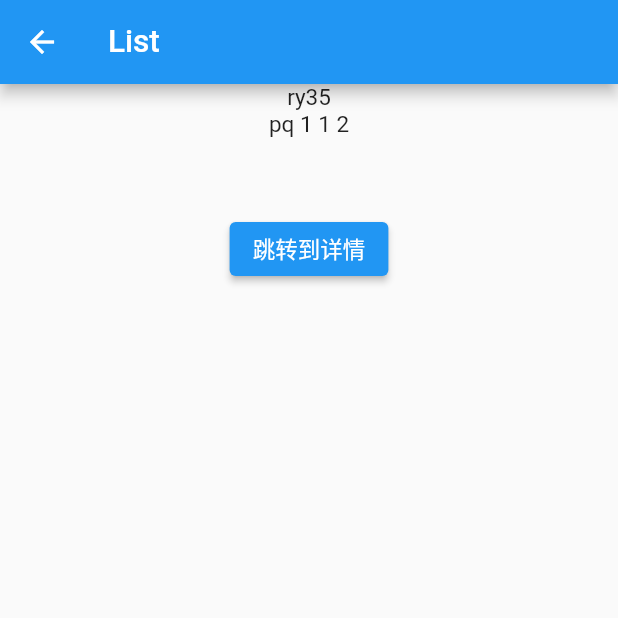
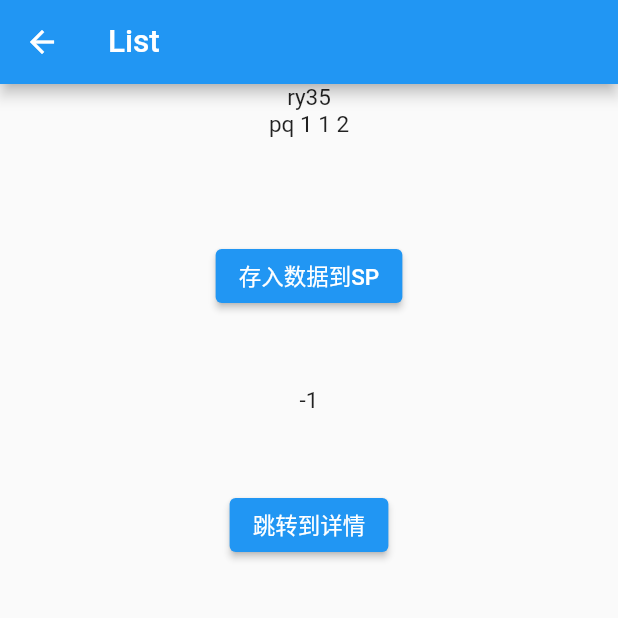
Before and after one commit to r17171709/StudyDemo, a Flutter app: the screen it shows after launch, after a tap on "点击+1", after a tap on "跳转到列表", on a phone screen of 412 x 824 dp, the top half of it. Run offline on Flutter 3.47's test engine with Material 2 defaults, Android fonts, the phone set to English and light mode, and no system bars; our stand-ins replace dio, flutter_screenutil, get, hex, image_picker, rxdart and 1 more; network calls fail.

Commit message:
添加网络请求示例、简单控件功能扩展

```diff
--- a/flutter_study/lib/data/price.dart
+++ b/flutter_study/lib/data/price.dart
@@ -1,5 +1,3 @@
-import 'package:get/get.dart';
-
 class Price {
   var money = 0;
 }
--- /dev/null
+++ b/flutter_study/lib/data/welcome.dart
@@ -0,0 +1,53 @@
+// To parse this JSON data, do
+//
+//     final welcome = welcomeFromJson(jsonString);
+
+import 'dart:convert';
+
+Welcome welcomeFromJson(String str) => Welcome.fromJson(json.decode(str));
+
+String welcomeToJson(Welcome data) => json.encode(data.toJson());
+
+class Welcome {
+  Welcome({
+    this.data,
+    this.code = -1,
+    this.msg,
+  });
+
+  Data? data;
+  int? code;
+  String? msg;
+
+  factory Welcome.fromJson(Map<String, dynamic> json) => Welcome(
+        data: Data.fromJson(json["data"]),
+        code: json["code"],
+        msg: json["msg"],
+      );
+
+  Map<String, dynamic> toJson() => {
+        "data": data?.toJson(),
+        "code": code,
+        "msg": msg,
+      };
+}
+
+class Data {
+  Data({
+    this.accessToken,
+    this.expiresIn,
+  });
+
+  String? accessToken;
+  int? expiresIn;
+
+  factory Data.fromJson(Map<String, dynamic> json) => Data(
+        accessToken: json["access_token"],
+        expiresIn: json["expires_in"],
+      );
+
+  Map<String, dynamic> toJson() => {
+        "access_token": accessToken,
+        "expires_in": expiresIn,
+      };
+}
--- a/flutter_study/lib/main.dart
+++ b/flutter_study/lib/main.dart
@@ -2,8 +2,9 @@ import 'package:flutter/material.dart';
 import 'package:flutter_localizations/flutter_localizations.dart';
 import 'package:flutter_study/routes/Routes.dart';
 import 'package:get/get.dart';
+import 'package:shared_preferences/shared_preferences.dart';
 
-import 'flutter_learn/TimeWidget.dart';
+import 'service/share_preferences_service.dart';
 
 void main() {
   // Get.lazyPut(()=>SimpleController());
@@ -15,6 +16,8 @@ void main() {
   // }, tag: "user");
   //
   // runApp(const MyGetXApp());
+
+  initService();
 
   runApp(GetMaterialApp(
     title: 'Flutter Demo',
@@ -31,6 +34,13 @@ void main() {
       primarySwatch: Colors.blue,
     ),
     initialRoute: Routes.initial,
+    // 公共初始化binding
+    // initialBinding: ,
     getPages: Routes.paths,
   ));
 }
+
+initService() {
+  // GetxService为持久化
+  Get.putAsync<SharedPreferences>(() => SharedPreferencesService().init());
+}
--- a/flutter_study/lib/pages/getx_study_list/list_controller.dart
+++ b/flutter_study/lib/pages/getx_study_list/list_controller.dart
@@ -1,11 +1,35 @@
 import 'package:flutter/cupertino.dart';
+import 'package:flutter_study/data/welcome.dart';
 import 'package:get/get.dart';
 
+import '../../service/api_service.dart';
+
 class ListController extends GetxController {
+  var welcomeData = Welcome().obs;
+
   Text getRouteData() {
     var arguments = Get.arguments;
     var parameters = Get.parameters;
     return Text(
         "${arguments["name"]} ${arguments["age"]} ${parameters["a"]} ${parameters["b"]}");
   }
+
+  /// 网络请求模拟数据更新
+  void getWelcomeData() async {
+    var wData = await APIService.getWelcomeData();
+    if (wData != null) {
+      welcomeData.update((data) {
+        data!.code = wData.code;
+        data.data = wData.data;
+        data.msg = wData.msg;
+      });
+    }
+  }
+
+  @override
+  void onInit() {
+    super.onInit();
+    // 网络请求
+    getWelcomeData();
+  }
 }
--- a/flutter_study/lib/pages/getx_study_list/list_view.dart
+++ b/flutter_study/lib/pages/getx_study_list/list_view.dart
@@ -1,13 +1,18 @@
 import 'package:flutter/material.dart';
 import 'package:get/get.dart';
+import 'package:shared_preferences/shared_preferences.dart';
 
 import '/data/user.dart';
 import '/pages/getx_study_list/list_controller.dart';
 
 class ListDView extends GetView<ListController> {
+  SharedPreferences sp = Get.find<SharedPreferences>();
+
+  User user = Get.find<User>();
+
   @override
   Widget build(BuildContext context) {
-    User user = Get.find<User>();
+
     return Scaffold(
       appBar: AppBar(
         title: const Text("List"),
@@ -22,6 +27,15 @@ class ListDView extends GetView<ListController> {
             Text(user.name + user.age.toString()),
             controller.getRouteData(),
             const Padding(padding: EdgeInsets.only(top: 50)),
+            Text((sp.getString("key") ?? "").toString()),
+            ElevatedButton(
+                onPressed: () {
+                  sp.setString("key", "value");
+                },
+                child: const Text("存入数据到SP")),
+            const Padding(padding: EdgeInsets.only(top: 50)),
+            Obx(() => Text(controller.welcomeData.value.code.toString())),
+            const Padding(padding: EdgeInsets.only(top: 50)),
             ElevatedButton(
                 onPressed: () {
                   Get.toNamed("/detail");
--- a/flutter_study/lib/routes/Routes.dart
+++ b/flutter_study/lib/routes/Routes.dart
@@ -24,6 +24,7 @@ class Routes {
     GetPage(
         name: "/detail",
         page: () => DetailView(),
+        // 使用BindingsBuilder相对简便一点
         binding: BindingsBuilder(() {
           Get.lazyPut(() => DetailController());
         })),
--- /dev/null
+++ b/flutter_study/lib/service/api_service.dart
@@ -0,0 +1,13 @@
+import 'package:dio/dio.dart';
+import 'package:flutter_study/data/welcome.dart';
+
+class APIService {
+  static Future<Welcome?> getWelcomeData() async {
+    var response = await Dio()
+        .get("https://run.mocky.io/v3/349f82af-5011-4573-a037-b38c8243d54d");
+    if (response.statusCode == 200) {
+      return Welcome.fromJson(Map.castFrom(response.data));
+    }
+    return null;
+  }
+}
--- /dev/null
+++ b/flutter_study/lib/service/share_preferences_service.dart
@@ -0,0 +1,9 @@
+import 'package:get/get.dart';
+import 'package:shared_preferences/shared_preferences.dart';
+
+class SharedPreferencesService extends GetxService {
+  Future<SharedPreferences> init() async {
+    var sp = await SharedPreferences.getInstance();
+    return sp;
+  }
+}
--- a/flutter_study/pubspec.yaml
+++ b/flutter_study/pubspec.yaml
@@ -38,6 +38,7 @@ dependencies:
   cupertino_icons: ^1.0.2
   get: ^4.6.1
   dio: ^4.0.6
+  shared_preferences: ^2.0.13
 
 dev_dependencies:
   flutter_test:
```
Also changed, not shown: flutter_study/lib/pages/getx_study/views/home_view.dart (+28 -4 lines), flutter_study/lib/pages/getx_study_detail/detail_controller.dart (+18 -0 lines), flutter_study/lib/pages/getx_study_detail/detail_view.dart (+12 -3 lines), flutter_study/pubspec.lock.
